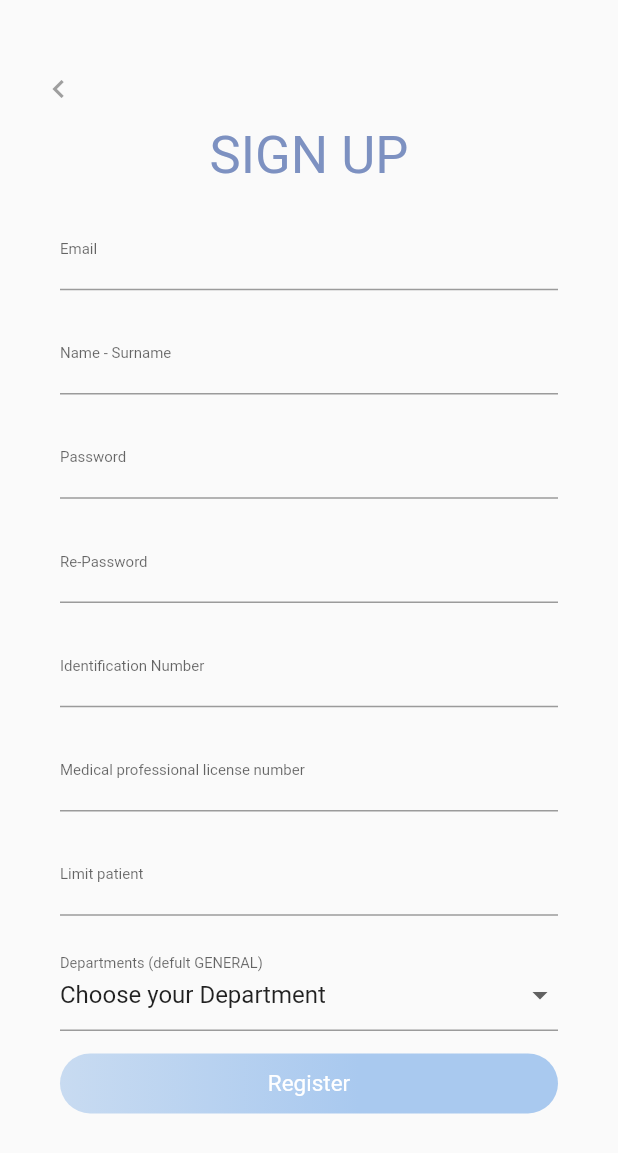
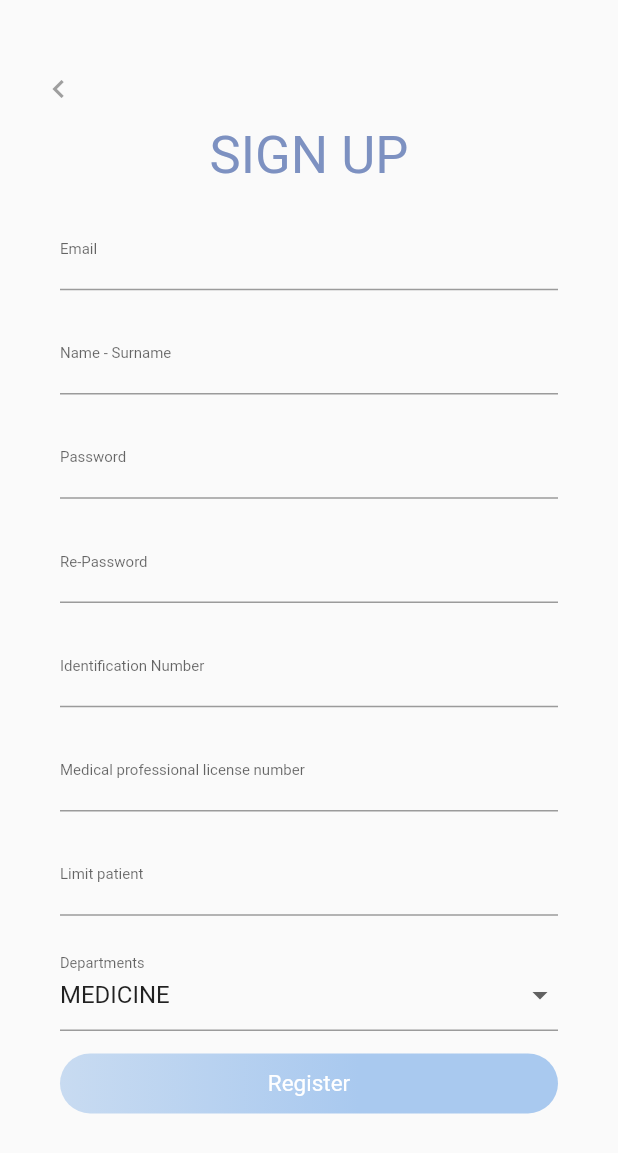
Before and after one commit to warin001234567/Project_Mobile, a Flutter app: the DoctorForm screen opened directly, on a phone screen of 412 x 824 dp. Shown: the top 1153 px of the screen. Run offline on Flutter 3.47's test engine with Material 2 defaults, Android fonts, the phone set to English and light mode, and no system bars; our stand-ins replace cached_network_image, cloud_firestore, firebase_auth, firebase_storage, font_awesome_flutter, image_picker and 1 more; accounts and stored records are empty; Roboto replaces fonts that are missing (Quicksand Bold).

Commit message:
fix bug validate register doctor

```diff
--- a/lib/ui/doctor_form_page.dart
+++ b/lib/ui/doctor_form_page.dart
@@ -23,14 +23,13 @@ class _DoctorFormState extends State<DoctorForm> {
   FirebaseAuth auth = FirebaseAuth.instance;
   File sampleImage;
   List<String> _departments = <String>[
-    "Choose your Department",
     "MEDICINE",
     "PEDIATRIRC",
     "SURGICAL",
     "PRTHOPEDIC",
     "OBSTRETIC-GYNECOLOGY"
   ];
-  String _department = "Choose your Department";
+  String _department = "MEDICINE";
   Future getImage() async {
     var tempImage = await ImagePicker.pickImage(source: ImageSource.gallery);
 
@@ -200,11 +199,12 @@ class _DoctorFormState extends State<DoctorForm> {
                   child:
                 InputDecorator(
                   decoration: InputDecoration(
-                    labelText: "Departments (defult GENERAL)",
+                    labelText: "Departments",
                     labelStyle: TextStyle(fontSize: 13),
                   ),
-                  isEmpty: _department == 'GENARAL',
+                  isEmpty: _department == '',
                   child: DropdownButtonHideUnderline(
+
                     child: DropdownButton(
                       value: _department,
                       isDense: true,
```
